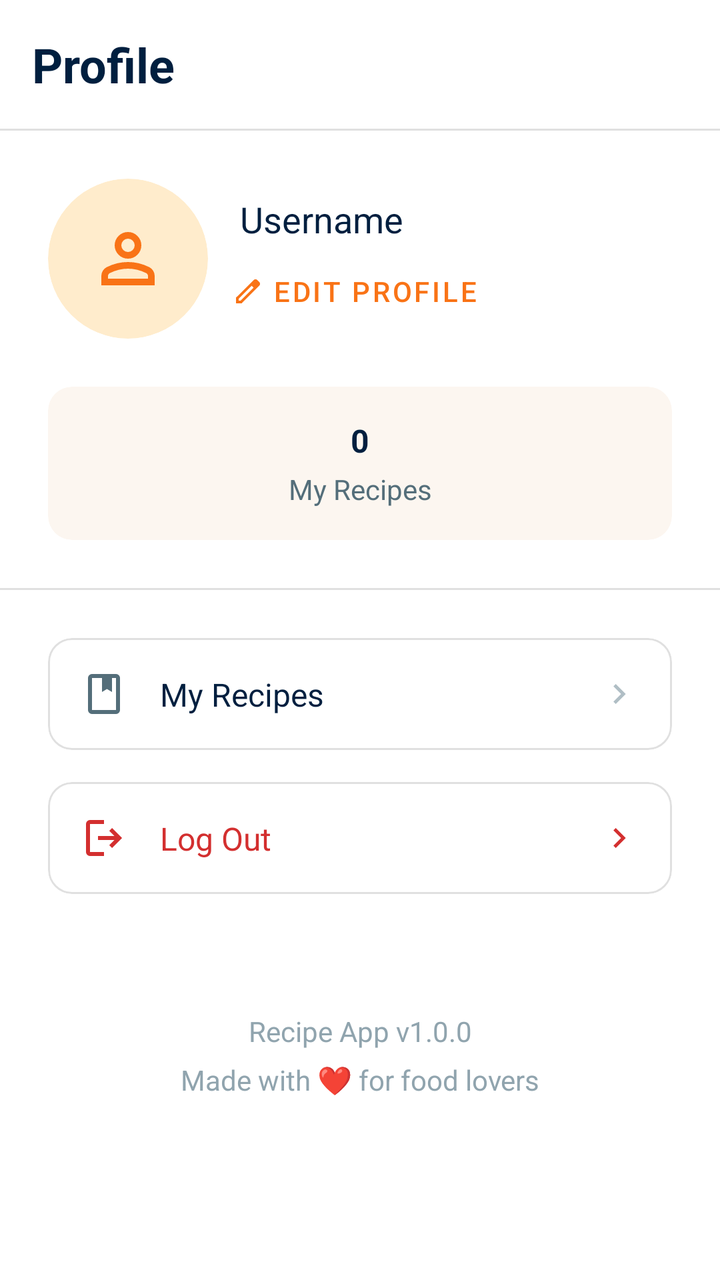
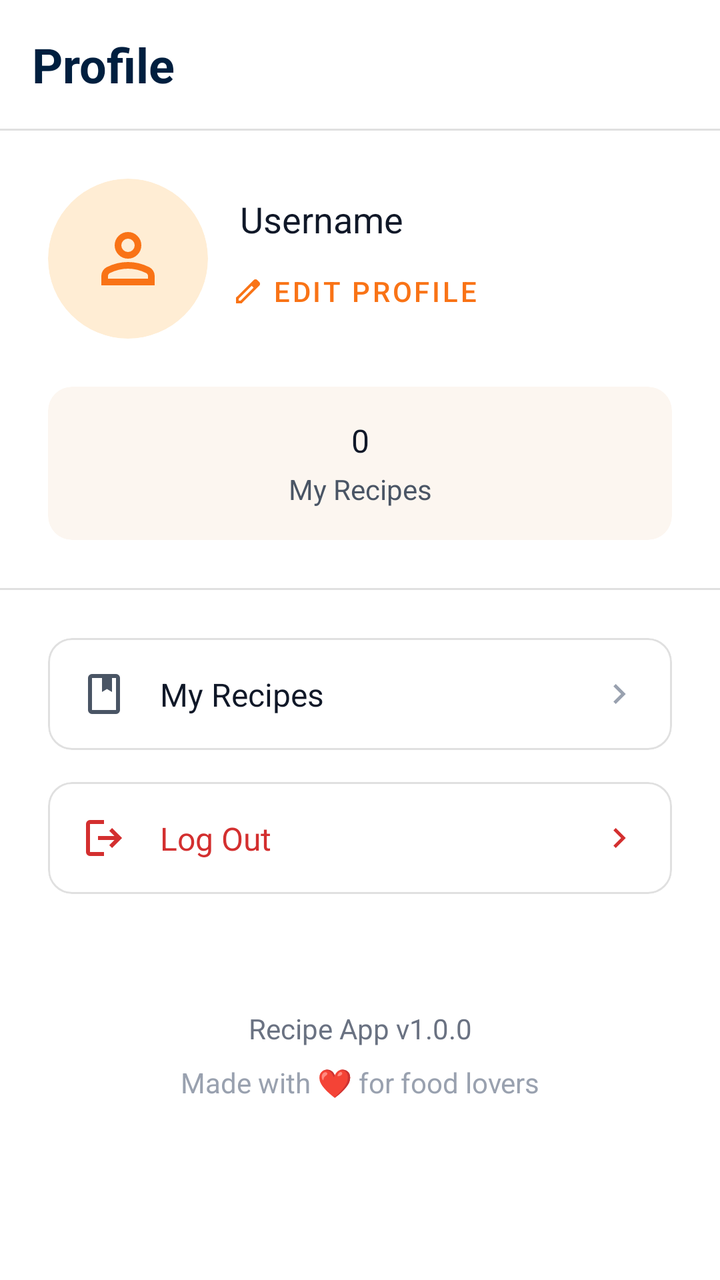

Before-and-after screenshots of an Android layout around one commit, followed by the original layout XML and the change that was made.
<!-- AndroidManifest.xml: application theme Theme.Plateful -->
<!-- res/layout/fragment_profile.xml -->
<?xml version="1.0" encoding="utf-8"?>
<androidx.constraintlayout.widget.ConstraintLayout
    xmlns:android="http://schemas.android.com/apk/res/android"
    xmlns:app="http://schemas.android.com/apk/res-auto"
    xmlns:tools="http://schemas.android.com/tools"
    android:layout_width="match_parent"
    android:layout_height="match_parent"
    android:background="#FFFFFF">

    <com.google.android.material.textview.MaterialTextView
        android:id="@+id/title_text_view"
        android:layout_width="wrap_content"
        android:layout_height="wrap_content"
        android:padding="16dp"
        android:text="@string/profile"
        android:textColor="#001F3F"
        android:textSize="24sp"
        android:textStyle="bold"
        app:layout_constraintStart_toStartOf="parent"
        app:layout_constraintTop_toTopOf="parent" />

    <com.google.android.material.divider.MaterialDivider
        android:id="@+id/divider_top"
        android:layout_width="match_parent"
        android:layout_height="wrap_content"
        app:dividerColor="@color/divider"
        app:layout_constraintTop_toBottomOf="@id/title_text_view" />

    <com.google.android.material.card.MaterialCardView
        android:id="@+id/avatar_card_view"
        android:layout_width="80dp"
        android:layout_height="80dp"
        android:layout_marginStart="24dp"
        android:layout_marginTop="24dp"
        app:cardBackgroundColor="#FFECCC"
        app:cardCornerRadius="40dp"
        app:cardElevation="0dp"
        app:strokeWidth="0dp"
        app:layout_constraintStart_toStartOf="parent"
        app:layout_constraintTop_toBottomOf="@id/divider_top">

        <com.google.android.material.imageview.ShapeableImageView
            android:id="@+id/avatar_image_view"
            android:layout_width="40dp"
            android:layout_height="40dp"
            android:layout_gravity="center"
            android:src="@drawable/ic_person"
            app:tint="@color/orange" />
    </com.google.android.material.card.MaterialCardView>

    <com.google.android.material.textview.MaterialTextView
        android:id="@+id/username"
        android:layout_width="wrap_content"
        android:layout_height="wrap_content"
        android:layout_marginStart="16dp"
        android:layout_marginTop="8dp"
        android:text="@string/username"
        android:textColor="#001F3F"
        android:textSize="18sp"
        app:layout_constraintStart_toEndOf="@id/avatar_card_view"
        app:layout_constraintTop_toTopOf="@id/avatar_card_view" />

    <com.google.android.material.button.MaterialButton
        android:id="@+id/edit_profile_button"
        style="@style/Widget.MaterialComponents.Button.TextButton.Icon"
        android:layout_width="wrap_content"
        android:layout_height="wrap_content"
        android:layout_marginStart="4dp"
        android:text="@string/edit_profile"
        android:textColor="@color/orange"
        android:textSize="14sp"
        app:icon="@drawable/ic_edit"
        app:iconSize="16dp"
        app:iconTint="@color/orange"
        app:layout_constraintStart_toEndOf="@id/avatar_card_view"
        app:layout_constraintTop_toBottomOf="@id/username" />

    <com.google.android.material.card.MaterialCardView
        android:id="@+id/my_recipes_count_card"
        android:layout_width="match_parent"
        android:layout_height="wrap_content"
        android:layout_marginHorizontal="24dp"
        android:layout_marginTop="24dp"
        app:cardBackgroundColor="#FCF6F0"
        app:cardCornerRadius="12dp"
        app:cardElevation="0dp"
        app:strokeWidth="0dp"
        app:layout_constraintEnd_toEndOf="parent"
        app:layout_constraintStart_toStartOf="parent"
        app:layout_constraintTop_toBottomOf="@id/avatar_card_view">

        <androidx.constraintlayout.widget.ConstraintLayout
            android:layout_width="match_parent"
            android:layout_height="wrap_content"
            android:padding="16dp">

            <com.google.android.material.textview.MaterialTextView
                android:id="@+id/my_recipes_count_text_view"
                android:layout_width="wrap_content"
                android:layout_height="wrap_content"
                android:text="0"
                android:textColor="#001F3F"
                android:textSize="16sp"
                android:textStyle="bold"
                app:layout_constraintEnd_toEndOf="parent"
                app:layout_constraintStart_toStartOf="parent"
                app:layout_constraintTop_toTopOf="parent" />

            <com.google.android.material.textview.MaterialTextView
                android:id="@+id/my_recipes_count_label_text_view"
                android:layout_width="wrap_content"
                android:layout_height="wrap_content"
                android:layout_marginTop="4dp"
                android:text="My Recipes"
                android:textColor="#546E7A"
                android:textSize="14sp"
                app:layout_constraintEnd_toEndOf="parent"
                app:layout_constraintStart_toStartOf="parent"
                app:layout_constraintTop_toBottomOf="@id/my_recipes_count_text_view" />
        </androidx.constraintlayout.widget.ConstraintLayout>
    </com.google.android.material.card.MaterialCardView>

    <com.google.android.material.divider.MaterialDivider
        android:id="@+id/divider_middle"
        android:layout_width="match_parent"
        android:layout_height="wrap_content"
        android:layout_marginTop="24dp"
        app:dividerColor="#E0E0E0"
        app:layout_constraintTop_toBottomOf="@id/my_recipes_count_card" />

    <com.google.android.material.card.MaterialCardView
        android:id="@+id/my_recipes_navigation_card"
        android:layout_width="match_parent"
        android:layout_height="wrap_content"
        android:layout_marginHorizontal="24dp"
        android:layout_marginTop="24dp"
        app:cardBackgroundColor="#FFFFFF"
        app:cardCornerRadius="12dp"
        app:cardElevation="0dp"
        app:strokeColor="#E0E0E0"
        app:strokeWidth="1dp"
        app:layout_constraintTop_toBottomOf="@id/divider_middle">

        <androidx.constraintlayout.widget.ConstraintLayout
            android:layout_width="match_parent"
            android:layout_height="wrap_content"
            android:padding="16dp">

            <com.google.android.material.imageview.ShapeableImageView
                android:id="@+id/my_recipes_navigation_image_view"
                android:layout_width="24dp"
                android:layout_height="24dp"
                android:src="@drawable/ic_library"
                app:tint="#546E7A"
                app:layout_constraintBottom_toBottomOf="parent"
                app:layout_constraintStart_toStartOf="parent"
                app:layout_constraintTop_toTopOf="parent" />

            <com.google.android.material.textview.MaterialTextView
                android:id="@+id/my_recipes_navigation_text_view"
                android:layout_width="0dp"
                android:layout_height="wrap_content"
                android:layout_marginStart="16dp"
                android:text="@string/my_recipes"
                android:textColor="#001F3F"
                android:textSize="16sp"
                app:layout_constraintBottom_toBottomOf="parent"
                app:layout_constraintEnd_toStartOf="@id/my_recipes_navigation_right_arrow"
                app:layout_constraintStart_toEndOf="@id/my_recipes_navigation_image_view"
                app:layout_constraintTop_toTopOf="parent" />

            <com.google.android.material.imageview.ShapeableImageView
                android:id="@+id/my_recipes_navigation_right_arrow"
                android:layout_width="20dp"
                android:layout_height="20dp"
                android:src="@drawable/ic_chevron_right"
                app:tint="#B0BEC5"
                app:layout_constraintBottom_toBottomOf="parent"
                app:layout_constraintEnd_toEndOf="parent"
                app:layout_constraintTop_toTopOf="parent" />
        </androidx.constraintlayout.widget.ConstraintLayout>
    </com.google.android.material.card.MaterialCardView>

    <com.google.android.material.card.MaterialCardView
        android:id="@+id/logout_navigation_card"
        android:layout_width="match_parent"
        android:layout_height="wrap_content"
        android:layout_marginHorizontal="24dp"
        android:layout_marginTop="16dp"
        app:cardBackgroundColor="#FFFFFF"
        app:cardCornerRadius="12dp"
        app:cardElevation="0dp"
        app:strokeColor="#E0E0E0"
        app:strokeWidth="1dp"
        app:layout_constraintTop_toBottomOf="@id/my_recipes_navigation_card">

        <androidx.constraintlayout.widget.ConstraintLayout
            android:layout_width="match_parent"
            android:layout_height="wrap_content"
            android:padding="16dp">

            <com.google.android.material.imageview.ShapeableImageView
                android:id="@+id/logout_navigation_image_view"
                android:layout_width="24dp"
                android:layout_height="24dp"
                android:src="@drawable/ic_logout"
                app:tint="#D32F2F"
                app:layout_constraintBottom_toBottomOf="parent"
                app:layout_constraintStart_toStartOf="parent"
                app:layout_constraintTop_toTopOf="parent" />

            <com.google.android.material.textview.MaterialTextView
                android:id="@+id/logout_navigation_text_view"
                android:layout_width="0dp"
                android:layout_height="wrap_content"
                android:layout_marginStart="16dp"
                android:text="@string/log_out"
                android:textColor="#D32F2F"
                android:textSize="16sp"
                app:layout_constraintBottom_toBottomOf="parent"
                app:layout_constraintEnd_toStartOf="@id/logout_navigation_right_arrow"
                app:layout_constraintStart_toEndOf="@id/logout_navigation_image_view"
                app:layout_constraintTop_toTopOf="parent" />

            <com.google.android.material.imageview.ShapeableImageView
                android:id="@+id/logout_navigation_right_arrow"
                android:layout_width="20dp"
                android:layout_height="20dp"
                android:src="@drawable/ic_chevron_right"
                app:tint="#D32F2F"
                app:layout_constraintBottom_toBottomOf="parent"
                app:layout_constraintEnd_toEndOf="parent"
                app:layout_constraintTop_toTopOf="parent" />
        </androidx.constraintlayout.widget.ConstraintLayout>
    </com.google.android.material.card.MaterialCardView>

    <com.google.android.material.textview.MaterialTextView
        android:id="@+id/app_details_text_view"
        android:layout_width="wrap_content"
        android:layout_height="wrap_content"
        android:layout_marginBottom="32dp"
        android:gravity="center"
        android:lineSpacingExtra="8dp"
        android:text="@string/recipe_app_v1_0_0_nmade_with_for_food_lovers"
        android:textColor="#90A4AE"
        android:textSize="14sp"
        app:layout_constraintBottom_toBottomOf="parent"
        app:layout_constraintEnd_toEndOf="parent"
        app:layout_constraintStart_toStartOf="parent"
        app:layout_constraintTop_toBottomOf="@+id/logout_navigation_card" />

</androidx.constraintlayout.widget.ConstraintLayout>
<!-- resources referenced by this layout -->
<resources>
  <color name="divider">#E0E0E0</color>
  <color name="orange">#f97316</color>
  <!-- drawable ic_chevron_right (drawable) -->
  <vector xmlns:android="http://schemas.android.com/apk/res/android"
      android:width="24dp"
      android:height="24dp"
      android:viewportWidth="960"
      android:viewportHeight="960"
      android:tint="?attr/colorControlNormal"
      android:autoMirrored="true">
    <path
        android:fillColor="@android:color/white"
        android:pathData="M504,480L320,296L376,240L616,480L376,720L320,664L504,480Z"/>
  </vector>
  <!-- drawable ic_edit (drawable) -->
  <vector xmlns:android="http://schemas.android.com/apk/res/android"
      android:width="24dp"
      android:height="24dp"
      android:viewportWidth="960"
      android:viewportHeight="960"
      android:tint="?attr/colorControlNormal">
    <path
        android:fillColor="@android:color/white"
        android:pathData="M200,760L257,760L648,369L591,312L200,703L200,760ZM120,840L120,670L648,143Q660,132 674.5,126Q689,120 705,120Q721,120 736,126Q751,132 762,144L817,200Q829,211 834.5,226Q840,241 840,256Q840,272 834.5,286.5Q829,301 817,313L290,840L120,840ZM760,256L760,256L704,200L704,200L760,256ZM619,341L591,312L591,312L648,369L648,369L619,341Z"/>
  </vector>
  <!-- drawable ic_library (drawable) -->
  <vector xmlns:android="http://schemas.android.com/apk/res/android"
      android:width="24dp"
      android:height="24dp"
      android:viewportWidth="960"
      android:viewportHeight="960"
      android:tint="?attr/colorControlNormal">
    <path
        android:fillColor="@android:color/white"
        android:pathData="M240,880Q207,880 183.5,856.5Q160,833 160,800L160,160Q160,127 183.5,103.5Q207,80 240,80L720,80Q753,80 776.5,103.5Q800,127 800,160L800,800Q800,833 776.5,856.5Q753,880 720,880L240,880ZM240,800L720,800Q720,800 720,800Q720,800 720,800L720,160Q720,160 720,160Q720,160 720,160L640,160L640,440L540,380L440,440L440,160L240,160Q240,160 240,160Q240,160 240,160L240,800Q240,800 240,800Q240,800 240,800ZM240,800Q240,800 240,800Q240,800 240,800L240,160Q240,160 240,160Q240,160 240,160L240,160Q240,160 240,160Q240,160 240,160L240,800Q240,800 240,800Q240,800 240,800ZM440,440L540,380L640,440L640,440L540,380L440,440Z"/>
  </vector>
  <!-- drawable ic_logout (drawable) -->
  <vector xmlns:android="http://schemas.android.com/apk/res/android"
      android:width="24dp"
      android:height="24dp"
      android:viewportWidth="960"
      android:viewportHeight="960"
      android:tint="?attr/colorControlNormal"
      android:autoMirrored="true">
    <path
        android:fillColor="@android:color/white"
        android:pathData="M200,840Q167,840 143.5,816.5Q120,793 120,760L120,200Q120,167 143.5,143.5Q167,120 200,120L480,120L480,200L200,200Q200,200 200,200Q200,200 200,200L200,760Q200,760 200,760Q200,760 200,760L480,760L480,840L200,840ZM640,680L585,622L687,520L360,520L360,440L687,440L585,338L640,280L840,480L640,680Z"/>
  </vector>
  <string name="edit_profile">Edit Profile</string>
  <string name="log_out">Log Out</string>
  <string name="my_recipes">My Recipes</string>
  <string name="profile">Profile</string>
  <string name="recipe_app_v1_0_0_nmade_with_for_food_lovers">Recipe App v1.0.0\nMade with ❤️ for food lovers</string>
  <string name="username">Username</string>
  <style name="Theme.Plateful" parent="Base.Theme.Plateful" />
  <style name="Base.Theme.Plateful" parent="Theme.Material3.DayNight.NoActionBar">
          
          
      </style>
  <!-- unchanged entries left out for length: 1 -->
</resources>

<!-- the commit's change to res/layout/fragment_profile.xml (unified diff, before → after) -->
@@ -5,7 +5,7 @@
     xmlns:tools="http://schemas.android.com/tools"
     android:layout_width="match_parent"
     android:layout_height="match_parent"
-    android:background="#FFFFFF">
+    android:background="@color/white">
 
     <com.google.android.material.textview.MaterialTextView
         android:id="@+id/title_text_view"
@@ -32,7 +32,7 @@
         android:layout_height="80dp"
         android:layout_marginStart="24dp"
         android:layout_marginTop="24dp"
-        app:cardBackgroundColor="#FFECCC"
+        app:cardBackgroundColor="@color/avatarBackground"
         app:cardCornerRadius="40dp"
         app:cardElevation="0dp"
         app:strokeWidth="0dp"
@@ -55,7 +55,7 @@
         android:layout_marginStart="16dp"
         android:layout_marginTop="8dp"
         android:text="@string/username"
-        android:textColor="#001F3F"
+        android:textColor="@color/black"
         android:textSize="18sp"
         app:layout_constraintStart_toEndOf="@id/avatar_card_view"
         app:layout_constraintTop_toTopOf="@id/avatar_card_view" />
@@ -81,7 +81,7 @@
         android:layout_height="wrap_content"
         android:layout_marginHorizontal="24dp"
         android:layout_marginTop="24dp"
-        app:cardBackgroundColor="#FCF6F0"
+        app:cardBackgroundColor="@color/recipeCounterBackground"
         app:cardCornerRadius="12dp"
         app:cardElevation="0dp"
         app:strokeWidth="0dp"
@@ -98,10 +98,9 @@
                 android:id="@+id/my_recipes_count_text_view"
                 android:layout_width="wrap_content"
                 android:layout_height="wrap_content"
-                android:text="0"
-                android:textColor="#001F3F"
+                android:text="@string/_0"
+                android:textColor="@color/black"
                 android:textSize="16sp"
-                android:textStyle="bold"
                 app:layout_constraintEnd_toEndOf="parent"
                 app:layout_constraintStart_toStartOf="parent"
                 app:layout_constraintTop_toTopOf="parent" />
@@ -111,8 +110,8 @@
                 android:layout_width="wrap_content"
                 android:layout_height="wrap_content"
                 android:layout_marginTop="4dp"
-                android:text="My Recipes"
-                android:textColor="#546E7A"
+                android:text="@string/my_recipes"
+                android:textColor="@color/darkGray"
                 android:textSize="14sp"
                 app:layout_constraintEnd_toEndOf="parent"
                 app:layout_constraintStart_toStartOf="parent"
@@ -125,7 +124,7 @@
         android:layout_width="match_parent"
         android:layout_height="wrap_content"
         android:layout_marginTop="24dp"
-        app:dividerColor="#E0E0E0"
+        app:dividerColor="@color/divider"
         app:layout_constraintTop_toBottomOf="@id/my_recipes_count_card" />
 
     <com.google.android.material.card.MaterialCardView
@@ -134,10 +133,10 @@
         android:layout_height="wrap_content"
         android:layout_marginHorizontal="24dp"
         android:layout_marginTop="24dp"
-        app:cardBackgroundColor="#FFFFFF"
+        app:cardBackgroundColor="@color/white"
         app:cardCornerRadius="12dp"
         app:cardElevation="0dp"
-        app:strokeColor="#E0E0E0"
+        app:strokeColor="@color/divider"
         app:strokeWidth="1dp"
         app:layout_constraintTop_toBottomOf="@id/divider_middle">
 
@@ -151,7 +150,7 @@
                 android:layout_width="24dp"
                 android:layout_height="24dp"
                 android:src="@drawable/ic_library"
-                app:tint="#546E7A"
+                app:tint="@color/darkGray"
                 app:layout_constraintBottom_toBottomOf="parent"
                 app:layout_constraintStart_toStartOf="parent"
                 app:layout_constraintTop_toTopOf="parent" />
@@ -162,8 +161,8 @@
                 android:layout_height="wrap_content"
                 android:layout_marginStart="16dp"
                 android:text="@string/my_recipes"
-                android:textColor="#001F3F"
                 android:textSize="16sp"
+                android:textColor="@color/black"
                 app:layout_constraintBottom_toBottomOf="parent"
                 app:layout_constraintEnd_toStartOf="@id/my_recipes_navigation_right_arrow"
                 app:layout_constraintStart_toEndOf="@id/my_recipes_navigation_image_view"
@@ -174,7 +173,7 @@
                 android:layout_width="20dp"
                 android:layout_height="20dp"
                 android:src="@drawable/ic_chevron_right"
-                app:tint="#B0BEC5"
+                app:tint="@color/lightGray"
                 app:layout_constraintBottom_toBottomOf="parent"
                 app:layout_constraintEnd_toEndOf="parent"
                 app:layout_constraintTop_toTopOf="parent" />
@@ -187,10 +186,10 @@
         android:layout_height="wrap_content"
         android:layout_marginHorizontal="24dp"
         android:layout_marginTop="16dp"
-        app:cardBackgroundColor="#FFFFFF"
+        app:cardBackgroundColor="@color/white"
         app:cardCornerRadius="12dp"
         app:cardElevation="0dp"
-        app:strokeColor="#E0E0E0"
+        app:strokeColor="@color/divider"
         app:strokeWidth="1dp"
         app:layout_constraintTop_toBottomOf="@id/my_recipes_navigation_card">
 
@@ -204,7 +203,7 @@
                 android:layout_width="24dp"
                 android:layout_height="24dp"
                 android:src="@drawable/ic_logout"
-                app:tint="#D32F2F"
+                app:tint="@color/red"
                 app:layout_constraintBottom_toBottomOf="parent"
                 app:layout_constraintStart_toStartOf="parent"
                 app:layout_constraintTop_toTopOf="parent" />
@@ -215,7 +214,7 @@
                 android:layout_height="wrap_content"
                 android:layout_marginStart="16dp"
                 android:text="@string/log_out"
-                android:textColor="#D32F2F"
+                android:textColor="@color/red"
                 android:textSize="16sp"
                 app:layout_constraintBottom_toBottomOf="parent"
                 app:layout_constraintEnd_toStartOf="@id/logout_navigation_right_arrow"
@@ -227,7 +226,7 @@
                 android:layout_width="20dp"
                 android:layout_height="20dp"
                 android:src="@drawable/ic_chevron_right"
-                app:tint="#D32F2F"
+                app:tint="@color/red"
                 app:layout_constraintBottom_toBottomOf="parent"
                 app:layout_constraintEnd_toEndOf="parent"
                 app:layout_constraintTop_toTopOf="parent" />
@@ -235,18 +234,30 @@
     </com.google.android.material.card.MaterialCardView>
 
     <com.google.android.material.textview.MaterialTextView
-        android:id="@+id/app_details_text_view"
+        android:id="@+id/app_version_text_view"
+        android:layout_width="wrap_content"
+        android:layout_height="wrap_content"
+        android:layout_marginBottom="8dp"
+        android:text="@string/recipe_app_version"
+        android:textColor="@color/midGray"
+        android:textSize="14sp"
+        app:layout_constraintBottom_toTopOf="@+id/app_love_text_view"
+        app:layout_constraintEnd_toEndOf="parent"
+        app:layout_constraintStart_toStartOf="parent"
+        app:layout_constraintTop_toBottomOf="@+id/logout_navigation_card"
+        app:layout_constraintVertical_chainStyle="packed" />
+
+    <com.google.android.material.textview.MaterialTextView
+        android:id="@+id/app_love_text_view"
         android:layout_width="wrap_content"
         android:layout_height="wrap_content"
         android:layout_marginBottom="32dp"
-        android:gravity="center"
-        android:lineSpacingExtra="8dp"
-        android:text="@string/recipe_app_v1_0_0_nmade_with_for_food_lovers"
-        android:textColor="#90A4AE"
+        android:text="@string/made_with_love"
+        android:textColor="@color/lightGray"
         android:textSize="14sp"
         app:layout_constraintBottom_toBottomOf="parent"
         app:layout_constraintEnd_toEndOf="parent"
         app:layout_constraintStart_toStartOf="parent"
-        app:layout_constraintTop_toBottomOf="@+id/logout_navigation_card" />
+        app:layout_constraintTop_toBottomOf="@+id/app_version_text_view" />
 
 </androidx.constraintlayout.widget.ConstraintLayout>
<!-- resource entries referenced after the edit -->
@@ -1,7 +1,15 @@
 <!-- resources referenced by this layout -->
 <resources>
+  <color name="avatarBackground">#ffedd4</color>
+  <color name="black">#101828</color>
+  <color name="darkGray">#4a5565</color>
   <color name="divider">#E0E0E0</color>
+  <color name="lightGray">#99a1af</color>
+  <color name="midGray">#6a7282</color>
   <color name="orange">#f97316</color>
+  <color name="recipeCounterBackground">#FCF6F0</color>
+  <color name="red">#D32F2F</color>
+  <color name="white">#FFFFFFFF</color>
   <!-- drawable ic_chevron_right (drawable) -->
   <vector xmlns:android="http://schemas.android.com/apk/res/android"
       android:width="24dp"
@@ -48,11 +56,13 @@
         android:fillColor="@android:color/white"
         android:pathData="M200,840Q167,840 143.5,816.5Q120,793 120,760L120,200Q120,167 143.5,143.5Q167,120 200,120L480,120L480,200L200,200Q200,200 200,200Q200,200 200,200L200,760Q200,760 200,760Q200,760 200,760L480,760L480,840L200,840ZM640,680L585,622L687,520L360,520L360,440L687,440L585,338L640,280L840,480L640,680Z"/>
   </vector>
+  <string name="_0">0</string>
   <string name="edit_profile">Edit Profile</string>
   <string name="log_out">Log Out</string>
+  <string name="made_with_love">Made with ❤️ for food lovers</string>
   <string name="my_recipes">My Recipes</string>
   <string name="profile">Profile</string>
-  <string name="recipe_app_v1_0_0_nmade_with_for_food_lovers">Recipe App v1.0.0\nMade with ❤️ for food lovers</string>
+  <string name="recipe_app_version">Recipe App v1.0.0</string>
   <string name="username">Username</string>
   <style name="Theme.Plateful" parent="Base.Theme.Plateful" />
   <style name="Base.Theme.Plateful" parent="Theme.Material3.DayNight.NoActionBar">
